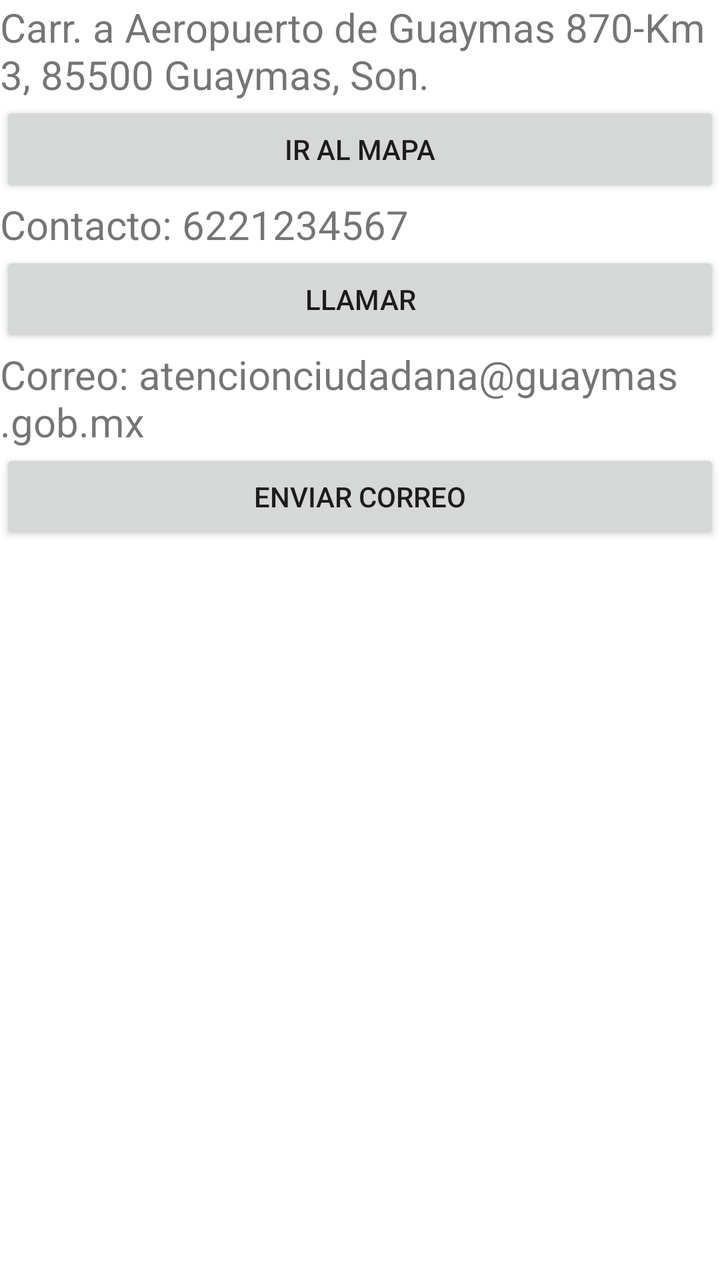
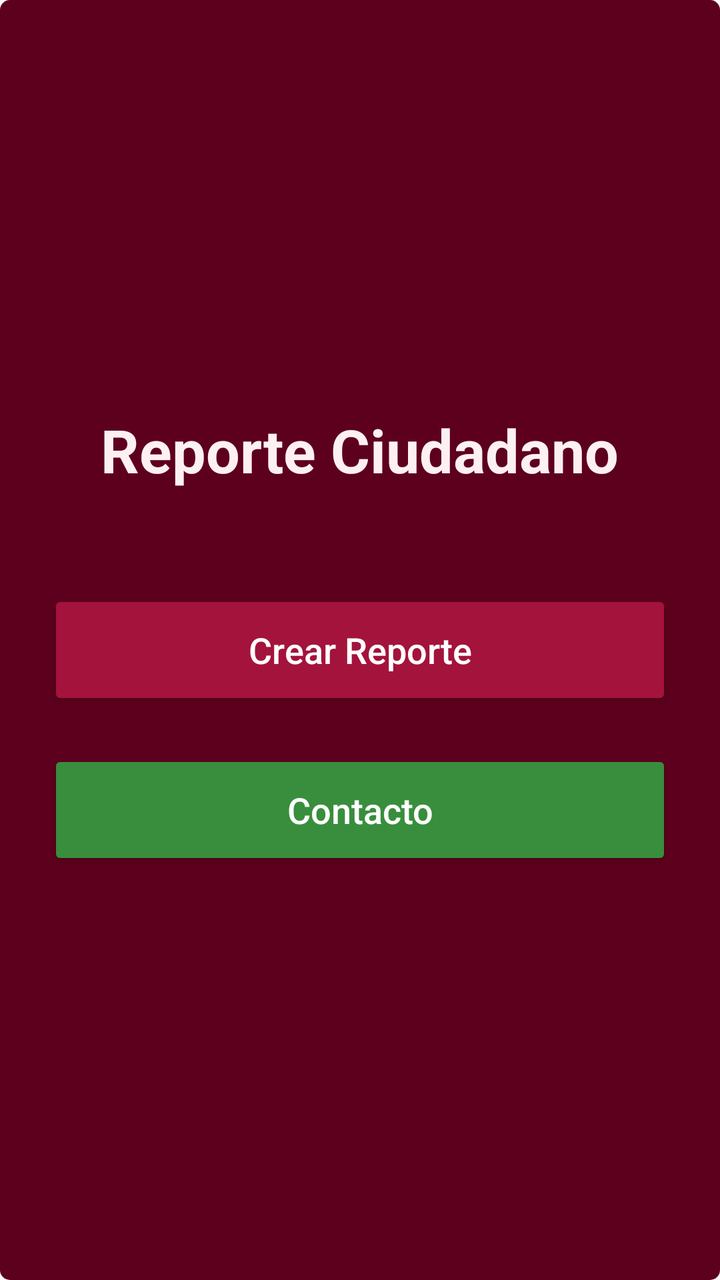

Compare the two renders of this Android layout. The source of the first and the diff that turns it into the second are given below.
<!-- AndroidManifest.xml: application theme Theme.AM_ReporteCiudadano -->
<!-- res/layout/activity_main.xml -->
<?xml version="1.0" encoding="utf-8"?>
<LinearLayout xmlns:android="http://schemas.android.com/apk/res/android"
    xmlns:app="http://schemas.android.com/apk/res-auto"
    xmlns:tools="http://schemas.android.com/tools"
    android:id="@+id/main"
    android:orientation="vertical"
    android:layout_margin="24dp"
    android:layout_width="match_parent"
    android:layout_height="match_parent"
    tools:context=".MainActivity">

    <TextView
        android:textSize="20sp"
        android:text="Carr. a Aeropuerto de Guaymas 870-Km 3, 85500 Guaymas, Son."
        android:layout_width="match_parent"
        android:layout_height="wrap_content"/>

    <Button
        android:id="@+id/btnMapa"
        android:text="Ir al mapa"
        android:layout_width="match_parent"
        android:layout_height="wrap_content"/>

    <TextView
        android:textSize="20sp"
        android:text="Contacto: 6221234567"
        android:layout_width="match_parent"
        android:layout_height="wrap_content"/>

    <Button
        android:id="@+id/btnLlamar"
        android:text="Llamar"
        android:layout_width="match_parent"
        android:layout_height="wrap_content"/>

    <TextView
        android:textSize="20sp"
        android:text="Correo: atencionciudadana@guaymas.gob.mx"
        android:layout_width="match_parent"
        android:layout_height="wrap_content"/>

    <Button
        android:id="@+id/btnCorreo"
        android:text="Enviar correo"
        android:layout_width="match_parent"
        android:layout_height="wrap_content"/>

</LinearLayout>
<!-- resources referenced by this layout -->
<resources>
  <style name="Theme.AM_ReporteCiudadano" parent="Theme.MaterialComponents.DayNight.DarkActionBar">
          
          <item name="colorPrimary">@color/purple_500</item>
          <item name="colorPrimaryVariant">@color/purple_700</item>
          <item name="colorOnPrimary">@color/white</item>
          
          <item name="colorSecondary">@color/teal_200</item>
          <item name="colorSecondaryVariant">@color/teal_700</item>
          <item name="colorOnSecondary">@color/black</item>
          
          <item name="android:statusBarColor">?attr/colorPrimaryVariant</item>
          
      </style>
  <color name="purple_500">#FF6200EE</color>
  <color name="purple_700">#FF3700B3</color>
  <color name="white">#FFFFFFFF</color>
  <color name="teal_200">#FF03DAC5</color>
  <color name="teal_700">#FF018786</color>
  <color name="black">#FF000000</color>
</resources>

<!-- the commit's change to res/layout/activity_main.xml (unified diff, before → after) -->
@@ -1,48 +1,44 @@
 <?xml version="1.0" encoding="utf-8"?>
 <LinearLayout xmlns:android="http://schemas.android.com/apk/res/android"
-    xmlns:app="http://schemas.android.com/apk/res-auto"
-    xmlns:tools="http://schemas.android.com/tools"
-    android:id="@+id/main"
-    android:orientation="vertical"
-    android:layout_margin="24dp"
     android:layout_width="match_parent"
     android:layout_height="match_parent"
-    tools:context=".MainActivity">
+    android:orientation="vertical"
+    android:gravity="center"
+    android:padding="24dp"
+    android:background="@drawable/button_style">
 
     <TextView
-        android:textSize="20sp"
-        android:text="Carr. a Aeropuerto de Guaymas 870-Km 3, 85500 Guaymas, Son."
-        android:layout_width="match_parent"
-        android:layout_height="wrap_content"/>
+        android:layout_width="wrap_content"
+        android:layout_height="wrap_content"
+        android:text="Reporte Ciudadano"
+        android:textSize="30sp"
+        android:textStyle="bold"
+        android:textColor="#FDF0F3"
+        android:layout_marginBottom="50dp"/>
 
     <Button
-        android:id="@+id/btnMapa"
-        android:text="Ir al mapa"
+        android:id="@+id/btnReporte"
         android:layout_width="match_parent"
-        android:layout_height="wrap_content"/>
-
-    <TextView
-        android:textSize="20sp"
-        android:text="Contacto: 6221234567"
-        android:layout_width="match_parent"
-        android:layout_height="wrap_content"/>
+        android:layout_height="60dp"
+        android:text="Crear Reporte"
+        android:textSize="18sp"
+        android:backgroundTint="#A4133C"
+        android:textColor="#FFFFFF"
+        android:layout_marginBottom="20dp"
+        android:padding="16dp"
+        android:textAllCaps="false"
+        android:elevation="6dp"/>
 
     <Button
-        android:id="@+id/btnLlamar"
-        android:text="Llamar"
+        android:id="@+id/btnContacto"
         android:layout_width="match_parent"
-        android:layout_height="wrap_content"/>
-
-    <TextView
-        android:textSize="20sp"
-        android:text="Correo: atencionciudadana@guaymas.gob.mx"
-        android:layout_width="match_parent"
-        android:layout_height="wrap_content"/>
-
-    <Button
-        android:id="@+id/btnCorreo"
-        android:text="Enviar correo"
-        android:layout_width="match_parent"
-        android:layout_height="wrap_content"/>
+        android:layout_height="60dp"
+        android:text="Contacto"
+        android:textSize="18sp"
+        android:backgroundTint="#388E3C"
+        android:textColor="#FFFFFF"
+        android:padding="16dp"
+        android:textAllCaps="false"
+        android:elevation="6dp"/>
 
 </LinearLayout>
<!-- resource entries referenced after the edit -->
@@ -1,6 +1,16 @@
 <!-- resources referenced by this layout -->
 <resources>
-  <style name="Theme.AM_ReporteCiudadano" parent="Theme.MaterialComponents.DayNight.DarkActionBar">
+  <!-- drawable button_style (drawable) -->
+  <?xml version="1.0" encoding="utf-8"?>
+  <shape xmlns:android="http://schemas.android.com/apk/res/android">
+  
+      <corners android:radius="5dp"/>
+  
+      <solid android:color="#5D001E"/>
+  
+  
+  </shape>
+  <style name="Theme.AM_ReporteCiudadano" parent="Theme.Material3.DayNight.NoActionBar">
           
           <item name="colorPrimary">@color/purple_500</item>
           <item name="colorPrimaryVariant">@color/purple_700</item>
